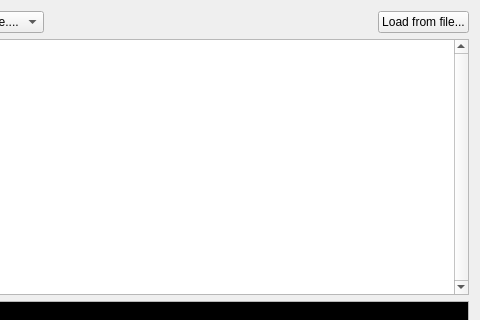
This is src/LorrisAnalyzer/DataWidgets/ScriptWidget/scripteditor.ui in Tasssadar/Lorris as Qt 5 draws it before an edit; both pictures show x 255 to 735 and y 0 to 320 of the 735 by 468 pixel window. The edited form follows.
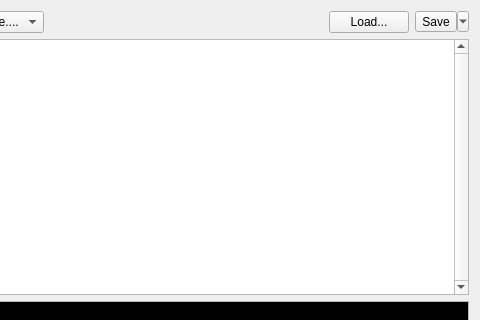
This is the edited form. Icons and pictures are not drawn.

Diff of the .ui file:
```diff
--- a/src/LorrisAnalyzer/DataWidgets/ScriptWidget/scripteditor.ui
+++ b/src/LorrisAnalyzer/DataWidgets/ScriptWidget/scripteditor.ui
@@ -65,13 +65,40 @@
      <item>
       <widget class="QPushButton" name="loadBtn">
        <property name="text">
-        <string>Load from file...</string>
+        <string>Load...</string>
+       </property>
+       <property name="icon">
+        <iconset resource="../../../actions.qrc">
+         <normaloff>:/actions/open</normaloff>:/actions/open</iconset>
        </property>
        <property name="shortcut">
         <string>Ctrl+O</string>
        </property>
       </widget>
      </item>
+     <item>
+      <widget class="QToolButton" name="saveBtn">
+       <property name="text">
+        <string>Save</string>
+       </property>
+       <property name="icon">
+        <iconset resource="../../../actions.qrc">
+         <normaloff>:/actions/save</normaloff>:/actions/save</iconset>
+       </property>
+       <property name="shortcut">
+        <string>Ctrl+S</string>
+       </property>
+       <property name="popupMode">
+        <enum>QToolButton::MenuButtonPopup</enum>
+       </property>
+       <property name="toolButtonStyle">
+        <enum>Qt::ToolButtonTextBesideIcon</enum>
+       </property>
+       <property name="arrowType">
+        <enum>Qt::NoArrow</enum>
+       </property>
+      </widget>
+     </item>
     </layout>
    </item>
    <item>
```
Left out of the diff: 24 changed lines with no effect on the pictures.
